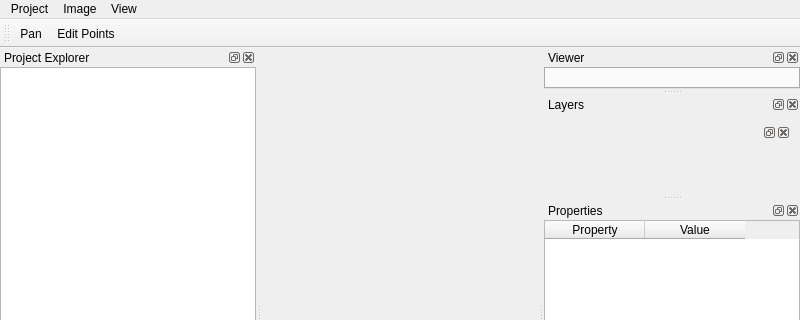
The window that mainwindow.ui (GastonMauroDiaz/rcaiman-projects) describes before a commit, drawn with Qt 5; both pictures show x 0 to 800 and y 0 to 320 of the 800 by 600 pixel window.
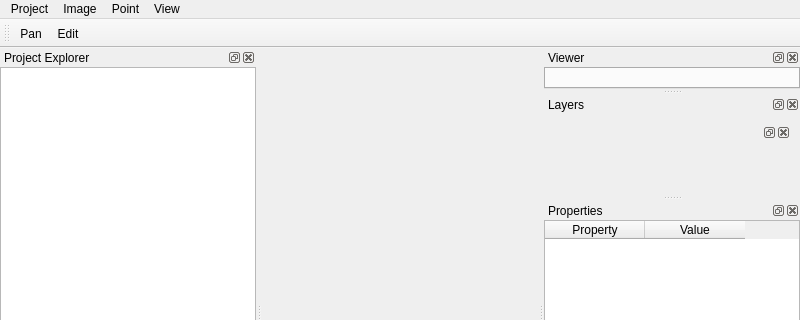
The same window after the commit. Icons and pictures are not drawn. Custom widgets are drawn as their Qt base class.

Commit message: Add Point Create... and Edit cancel. Fix add empty csv

Diff of the .ui file:
```diff
--- a/mainwindow.ui
+++ b/mainwindow.ui
@@ -44,6 +44,14 @@
      </property>
      <addaction name="actionOpen_Image"/>
     </widget>
+    <widget class="QMenu" name="menuPoint">
+     <property name="title">
+      <string>Point</string>
+     </property>
+     <addaction name="actionCreatePoints"/>
+     <addaction name="actionEditPoints"/>
+     <addaction name="actionCancelEdit"/>
+    </widget>
     <widget class="QMenu" name="menuView">
      <property name="title">
       <string>View</string>
@@ -53,6 +61,7 @@
     </widget>
     <addaction name="menuProject"/>
     <addaction name="menuImage"/>
+    <addaction name="menuPoint"/>
     <addaction name="menuView"/>
   </widget>
   <widget class="QStatusBar" name="statusbar"/>
@@ -245,7 +254,7 @@
     <bool>true</bool>
    </property>
    <property name="text">
-    <string>Edit Points</string>
+    <string>Edit</string>
    </property>
    <property name="toolTip">
     <string>Edit points on the active point layer</string>
```
Left out of the diff: 13 changed lines with no effect on the pictures. The commit also changes 10 other files.
